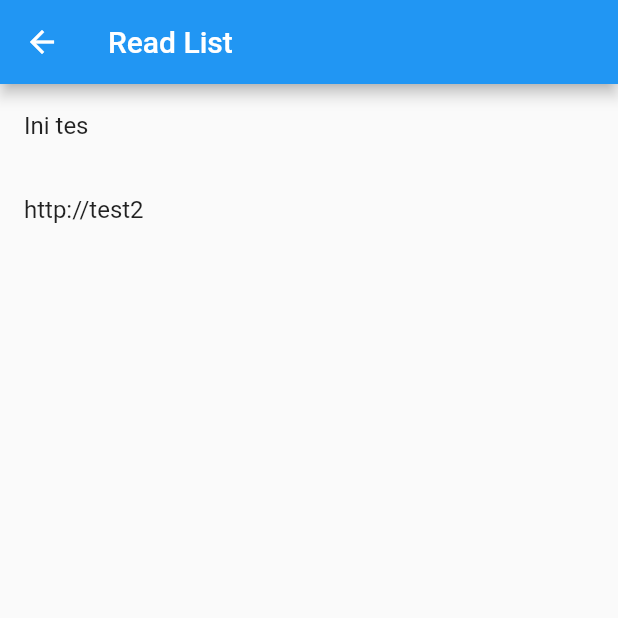
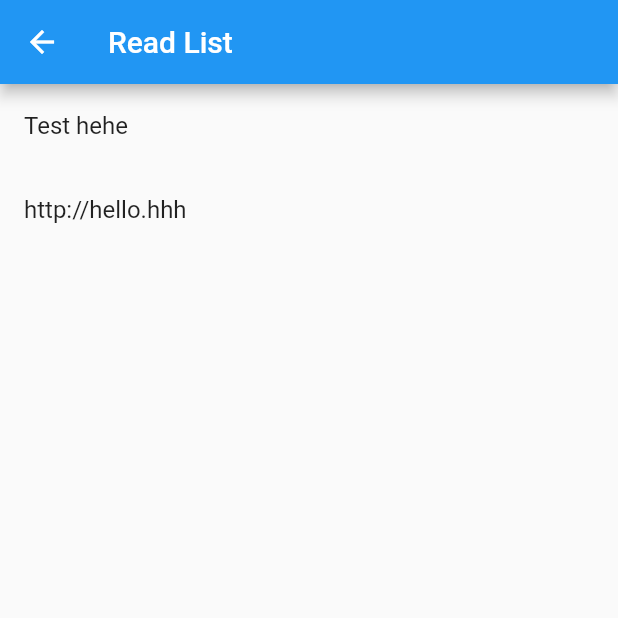
Before and after one commit to gagahpangeran/readlist-mobile, a Flutter app: the ListPage screen opened by its route, on a phone screen of 412 x 824 dp, the top half of it. Run offline on Flutter 3.47's test engine with Material 2 defaults, Android fonts, the phone set to English and light mode, and no system bars.

Commit message:
use read list in list page

```diff
--- a/lib/list_page.dart
+++ b/lib/list_page.dart
@@ -1,4 +1,5 @@
 import 'package:flutter/material.dart';
+import 'package:readlist/read_list_item_model.dart';
 
 class ListPage extends StatefulWidget {
   @override
@@ -6,9 +7,9 @@ class ListPage extends StatefulWidget {
 }
 
 class _ListPageState extends State<ListPage> {
-  List<Map<String, String>> data = [
-    {'url': 'http://test1', 'title': 'Ini tes'},
-    {'url': 'http://test2', 'title': 'http://test2'},
+  List<ReadListItem> readList = [
+    new ReadListItem(link: 'https://testes.co', title: 'Test hehe'),
+    new ReadListItem(link: 'http://hello.hhh'),
   ];
 
   @override
@@ -18,9 +19,9 @@ class _ListPageState extends State<ListPage> {
         title: Text('Read List'),
       ),
       body: ListView(
-        children: data
-            .map((d) => ListTile(
-                  title: Text(d['title']),
+        children: readList
+            .map((readListItem) => ListTile(
+                  title: Text(readListItem.title),
                 ))
             .toList(),
       ),
```
